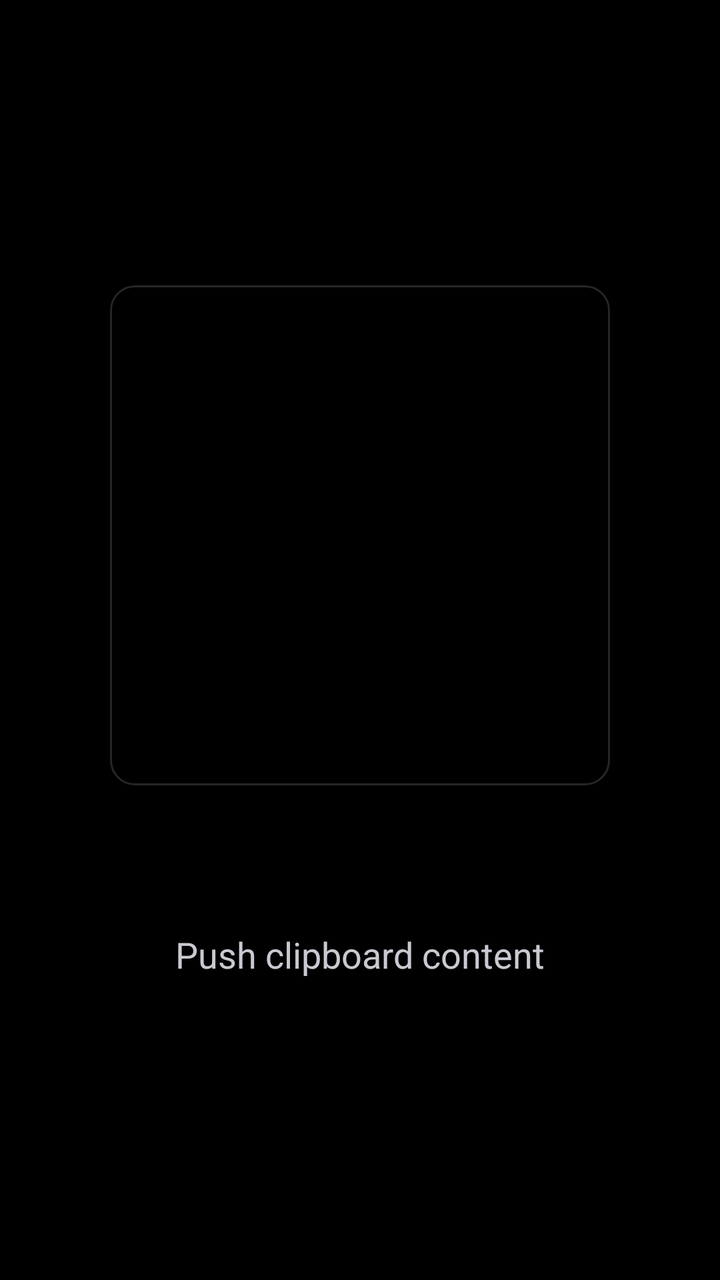
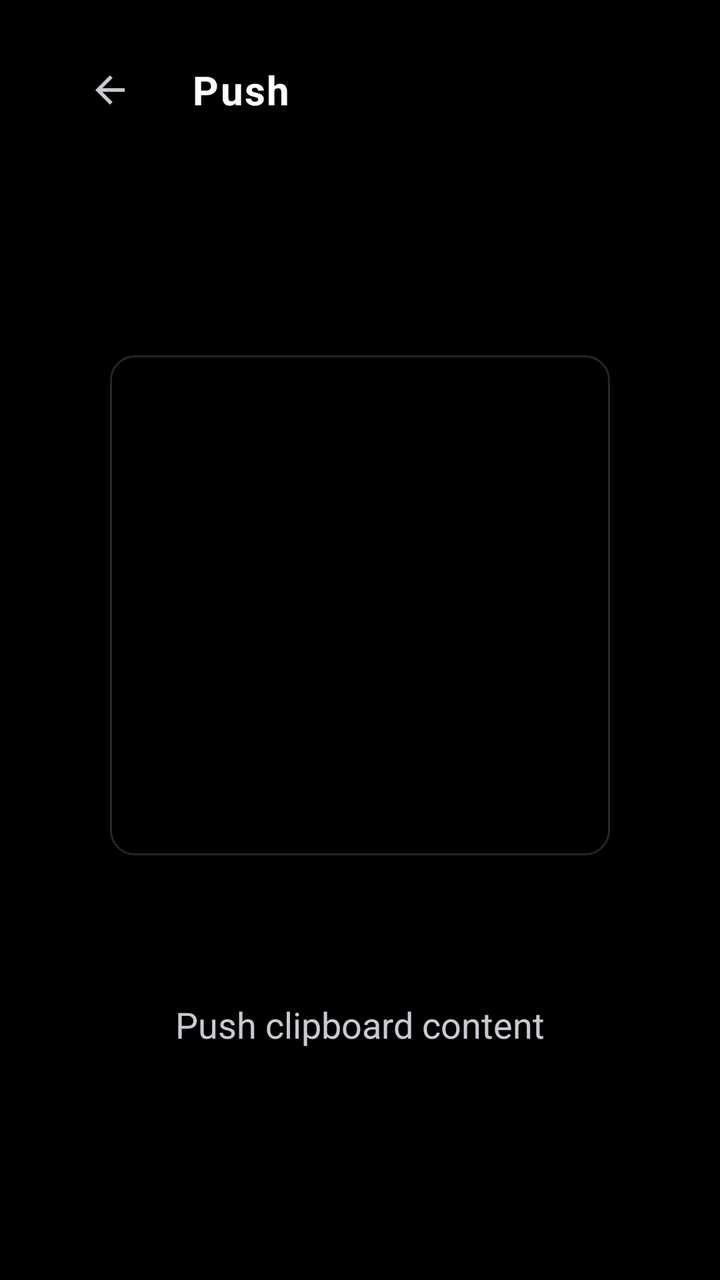

Compare the two renders of this Android layout. The source of the first and the diff that turns it into the second are given below.
<!-- AndroidManifest.xml: another module's application theme Theme.App -->
<!-- res/layout/activity_push.xml -->
<?xml version="1.0" encoding="utf-8"?>
<androidx.appcompat.widget.LinearLayoutCompat xmlns:android="http://schemas.android.com/apk/res/android"
    android:layout_width="match_parent"
    android:layout_height="match_parent"
    android:background="@color/black_20"
    android:gravity="center"
    android:orientation="vertical">

    <androidx.appcompat.widget.AppCompatImageView
        android:id="@+id/code"
        android:layout_width="250dp"
        android:layout_height="250dp"
        android:background="@drawable/selector_qr_code"
        android:padding="8dp"
        android:scaleType="fitXY" />

    <com.google.android.material.textview.MaterialTextView
        android:id="@+id/info"
        android:layout_width="wrap_content"
        android:layout_height="wrap_content"
        android:layout_marginTop="24dp"
        android:gravity="center"
        android:lineSpacingExtra="8dp"
        android:textColor="@color/white"
        android:textSize="18sp" />

    <com.google.android.material.textview.MaterialTextView
        android:id="@+id/clip"
        android:layout_width="wrap_content"
        android:layout_height="wrap_content"
        android:layout_marginTop="16dp"
        android:background="@drawable/selector_item"
        android:text="@string/push_clip"
        android:textColor="@color/text"
        android:textSize="18sp" />

</androidx.appcompat.widget.LinearLayoutCompat>
<!-- resources referenced by this layout -->
<resources>
  <color name="black_20">#33000000</color>
  <color name="white">#FFFFFF</color>
  <!-- drawable selector_item (drawable) -->
  <?xml version="1.0" encoding="utf-8"?>
  <selector xmlns:android="http://schemas.android.com/apk/res/android">
      <item android:drawable="@drawable/shape_item_focused" android:state_focused="true" />
      <item android:drawable="@drawable/shape_item_activated" android:state_selected="true" />
      <item android:drawable="@drawable/shape_item_normal" />
  </selector>
  <string name="push_clip">Push clipboard content</string>
  <style name="Theme.App" parent="Theme.Base" />
  <!-- drawable shape_item_focused (drawable) -->
  <?xml version="1.0" encoding="utf-8"?>
  <shape xmlns:android="http://schemas.android.com/apk/res/android"
      android:shape="rectangle">
      <solid android:color="@color/qbox_text" />
      <corners android:radius="10dp" />
      <padding
          android:bottom="8dp"
          android:left="12dp"
          android:right="12dp"
          android:top="8dp" />
  </shape>
  <!-- drawable shape_item_activated (drawable) -->
  <?xml version="1.0" encoding="utf-8"?>
  <shape xmlns:android="http://schemas.android.com/apk/res/android"
      android:shape="rectangle">
      <solid android:color="#1FFFFFFF" />
      <corners android:radius="10dp" />
      <padding
          android:bottom="8dp"
          android:left="12dp"
          android:right="12dp"
          android:top="8dp" />
  </shape>
  <!-- drawable shape_item_normal (drawable) -->
  <?xml version="1.0" encoding="utf-8"?>
  <shape xmlns:android="http://schemas.android.com/apk/res/android"
      android:shape="rectangle">
      <solid android:color="@color/transparent" />
      <corners android:radius="10dp" />
      <padding
          android:bottom="8dp"
          android:left="12dp"
          android:right="12dp"
          android:top="8dp" />
  </shape>
  <color name="qbox_text">#FFFFFF</color>
  <color name="transparent">#00000000</color>
  <color name="qbox_accent">#5B8CFF</color>
  <color name="qbox_surface">#17171C</color>
  <style name="ThemeOverlay.QBox.Dialog" parent="ThemeOverlay.Material3.MaterialAlertDialog">
          <item name="colorSurface">@color/qbox_surface</item>
          <item name="colorSurfaceContainerHigh">@color/qbox_surface</item>
          <item name="colorSurfaceContainer">@color/qbox_surface</item>
          <item name="elevationOverlayEnabled">false</item>
      </style>
  <color name="qbox_bg">#000000</color>
  <style name="NoAnim">
          <item name="android:activityOpenEnterAnimation">@null</item>
          <item name="android:activityOpenExitAnimation">@null</item>
          <item name="android:activityCloseEnterAnimation">@null</item>
          <item name="android:activityCloseExitAnimation">@null</item>
      </style>
  <!-- unchanged entries left out for length: 2 -->
</resources>

<!-- the commit's change to res/layout/activity_push.xml (unified diff, before → after) -->
@@ -1,37 +1,85 @@
 <?xml version="1.0" encoding="utf-8"?>
 <androidx.appcompat.widget.LinearLayoutCompat xmlns:android="http://schemas.android.com/apk/res/android"
+    xmlns:app="http://schemas.android.com/apk/res-auto"
+    xmlns:tools="http://schemas.android.com/tools"
     android:layout_width="match_parent"
     android:layout_height="match_parent"
     android:background="@color/black_20"
-    android:gravity="center"
     android:orientation="vertical">
 
-    <androidx.appcompat.widget.AppCompatImageView
-        android:id="@+id/code"
-        android:layout_width="250dp"
-        android:layout_height="250dp"
-        android:background="@drawable/selector_qr_code"
-        android:padding="8dp"
-        android:scaleType="fitXY" />
+    <androidx.appcompat.widget.LinearLayoutCompat
+        android:id="@+id/toolbar"
+        android:layout_width="match_parent"
+        android:layout_height="wrap_content"
+        android:gravity="center_vertical"
+        android:orientation="horizontal"
+        android:paddingStart="32dp"
+        android:paddingTop="@dimen/qbox_header_pad_top"
+        android:paddingEnd="32dp"
+        android:paddingBottom="2dp">
 
-    <com.google.android.material.textview.MaterialTextView
-        android:id="@+id/info"
-        android:layout_width="wrap_content"
-        android:layout_height="wrap_content"
-        android:layout_marginTop="24dp"
+        <androidx.appcompat.widget.AppCompatImageView
+            android:id="@+id/back"
+            android:layout_width="46dp"
+            android:layout_height="46dp"
+            android:background="@drawable/selector_action_icon"
+            android:clickable="true"
+            android:contentDescription="@string/back"
+            android:focusable="true"
+            android:focusableInTouchMode="true"
+            android:padding="12dp"
+            android:src="@drawable/ic_back"
+            app:tint="@color/text" />
+
+        <com.google.android.material.textview.MaterialTextView
+            android:layout_width="0dp"
+            android:layout_height="wrap_content"
+            android:layout_marginStart="18dp"
+            android:layout_weight="1"
+            android:letterSpacing="0.04"
+            android:singleLine="true"
+            android:text="@string/push"
+            android:textColor="@color/qbox_text"
+            android:textSize="20sp"
+            android:textStyle="bold" />
+
+    </androidx.appcompat.widget.LinearLayoutCompat>
+
+    <androidx.appcompat.widget.LinearLayoutCompat
+        android:layout_width="match_parent"
+        android:layout_height="0dp"
+        android:layout_weight="1"
         android:gravity="center"
-        android:lineSpacingExtra="8dp"
-        android:textColor="@color/white"
-        android:textSize="18sp" />
+        android:orientation="vertical">
 
-    <com.google.android.material.textview.MaterialTextView
-        android:id="@+id/clip"
-        android:layout_width="wrap_content"
-        android:layout_height="wrap_content"
-        android:layout_marginTop="16dp"
-        android:background="@drawable/selector_item"
-        android:text="@string/push_clip"
-        android:textColor="@color/text"
-        android:textSize="18sp" />
+        <androidx.appcompat.widget.AppCompatImageView
+            android:id="@+id/code"
+            android:layout_width="250dp"
+            android:layout_height="250dp"
+            android:background="@drawable/selector_qr_code"
+            android:padding="8dp"
+            android:scaleType="fitXY" />
+
+        <com.google.android.material.textview.MaterialTextView
+            android:id="@+id/info"
+            android:layout_width="wrap_content"
+            android:layout_height="wrap_content"
+            android:layout_marginTop="24dp"
+            android:gravity="center"
+            android:lineSpacingExtra="8dp"
+            android:textColor="@color/white"
+            android:textSize="18sp" />
+
+        <com.google.android.material.textview.MaterialTextView
+            android:id="@+id/clip"
+            android:layout_width="wrap_content"
+            android:layout_height="wrap_content"
+            android:layout_marginTop="16dp"
+            android:background="@drawable/selector_item"
+            android:text="@string/push_clip"
+            android:textColor="@color/text"
+            android:textSize="18sp" />
+
+    </androidx.appcompat.widget.LinearLayoutCompat>
 
 </androidx.appcompat.widget.LinearLayoutCompat>
<!-- resource entries referenced after the edit -->
@@ -2,6 +2,38 @@
 <resources>
   <color name="black_20">#33000000</color>
   <color name="white">#FFFFFF</color>
+  <dimen name="qbox_header_pad_top">22dp</dimen>
+  <!-- drawable ic_back (drawable) -->
+  <?xml version="1.0" encoding="utf-8"?>
+  <vector xmlns:android="http://schemas.android.com/apk/res/android"
+      android:width="24dp"
+      android:height="24dp"
+      android:viewportWidth="24"
+      android:viewportHeight="24">
+      <path
+          android:fillColor="@android:color/white"
+          android:pathData="M20,11H7.83l5.59,-5.59L12,4l-8,8 8,8 1.41,-1.41L7.83,13H20v-2z" />
+  </vector>
+  <!-- drawable selector_action_icon (drawable) -->
+  <?xml version="1.0" encoding="utf-8"?>
+  <selector xmlns:android="http://schemas.android.com/apk/res/android">
+      <item android:state_focused="true">
+          <shape android:shape="oval">
+              <solid android:color="@color/qbox_text" />
+              <size
+                  android:width="46dp"
+                  android:height="46dp" />
+          </shape>
+      </item>
+      <item>
+          <shape android:shape="oval">
+              <solid android:color="#00000000" />
+              <size
+                  android:width="46dp"
+                  android:height="46dp" />
+          </shape>
+      </item>
+  </selector>
   <!-- drawable selector_item (drawable) -->
   <?xml version="1.0" encoding="utf-8"?>
   <selector xmlns:android="http://schemas.android.com/apk/res/android">
@@ -9,6 +41,8 @@
       <item android:drawable="@drawable/shape_item_activated" android:state_selected="true" />
       <item android:drawable="@drawable/shape_item_normal" />
   </selector>
+  <string name="back">Back</string>
+  <string name="push">Push</string>
   <string name="push_clip">Push clipboard content</string>
   <style name="Theme.App" parent="Theme.Base" />
   <!-- drawable shape_item_focused (drawable) -->
